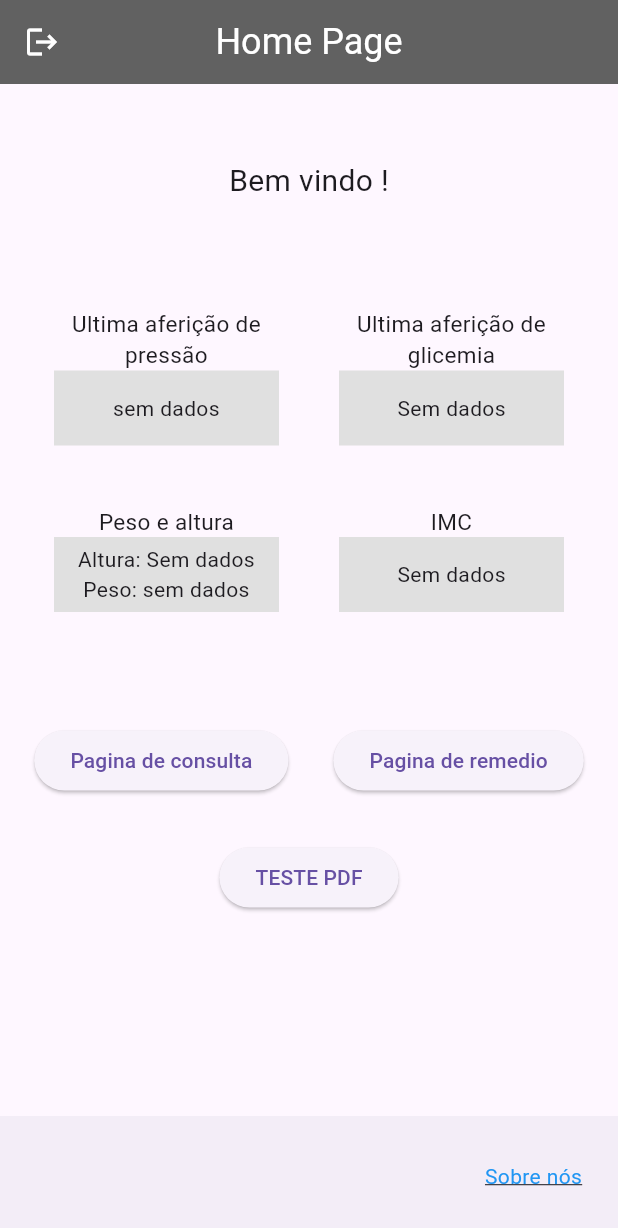
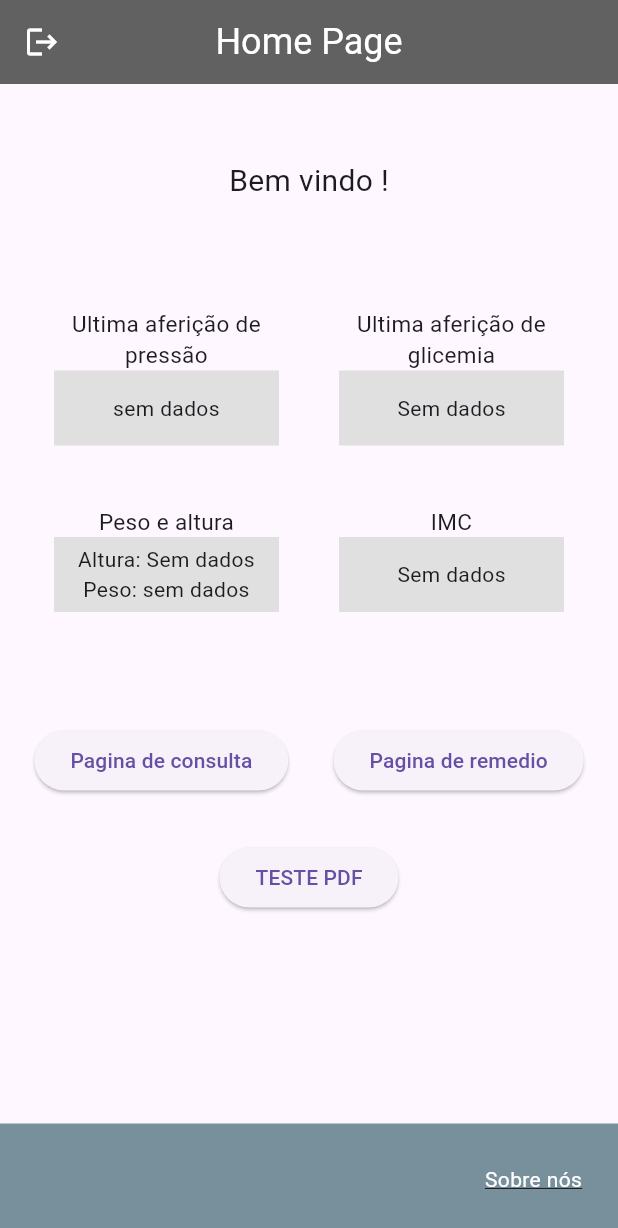
Before and after one commit to pgmaximo/S3_ProjetoIntegrador_SuaSaudeApp, a Flutter app: the screen it shows once a user with an empty profile is signed in, on a phone screen of 412 x 824 dp. Shown: the top 1228 px of the screen. Run offline on Flutter 3.47's test engine with Material 3 defaults, Android fonts, the phone set to English and light mode, and no system bars; our stand-ins replace cloud_firestore, firebase_auth, firebase_core, google_sign_in, hive, hive_flutter and 1 more; missing offline and left inert: syncfusion_flutter_pdf; accounts and stored records are empty; network calls fail.

```diff
--- /dev/null
+++ b/lib/components/bottom_appbar_widget.dart
@@ -0,0 +1,63 @@
+import 'package:flutter/material.dart';
+
+class BottomAppBarWidget extends StatefulWidget {
+  const BottomAppBarWidget({super.key});
+
+  @override
+  State<BottomAppBarWidget> createState() => _BottomAppBarWidgetState();
+}
+
+class _BottomAppBarWidgetState extends State<BottomAppBarWidget> {
+  @override
+  Widget build(BuildContext context) {
+    return BottomAppBar(
+      height: 75,
+      color: Colors.blueGrey[400],
+      elevation: 0,
+      child: SizedBox(
+        height: 40,
+        child: Padding(
+          padding: const EdgeInsets.all(8.0),
+          child: GestureDetector(
+            onTap: () {
+              showDialog(
+                context: context,
+                builder: (context) {
+                  return AlertDialog(
+                    title: const Text("Sobre nós"),
+                    content: const Text(
+                        "Nós somos a Sua Saúde, um aplicativo desenvolvido para melhorar a gestão "
+                        "da sua própria saúde e melhorar sua qualidade de vida. Aqui você pode colocar "
+                        "lembretes de consultas, colocar um resumo delas, definir os horários de suas "
+                        "medicações com facilidade, organizar os resultados de seus exames, bem como "
+                        "armazenar uma cópia deles e muito mais"),
+                    actions: [
+                      TextButton(
+                        onPressed: () {
+                          Navigator.of(context).pop();
+                        },
+                        child: const Text("Fechar"),
+                      ),
+                    ],
+                  );
+                },
+              );
+            },
+            child: const Row(
+              mainAxisAlignment: MainAxisAlignment.end,
+              children: [
+                Text(
+                  "Sobre nós",
+                  style: TextStyle(
+                    color: Colors.white,
+                    decoration: TextDecoration.underline,
+                  ),
+                ),
+              ],
+            ),
+          ),
+        ),
+      ),
+    );
+  }
+}
--- a/lib/pages/TelaCadastro/auth_page.dart
+++ b/lib/pages/TelaCadastro/auth_page.dart
@@ -14,7 +14,7 @@ class AuthPage extends StatelessWidget {
             builder: (context, snapshot) {
               //usuario logado
               if (snapshot.hasData) {
-                return HomePage();
+                return const HomePage();
               }
 
               //usuario nao logado
--- a/lib/pages/home_page.dart
+++ b/lib/pages/home_page.dart
@@ -1,6 +1,7 @@
 import 'package:flutter/material.dart';
 import 'package:firebase_auth/firebase_auth.dart';
 import 'package:teste_firebase/components/appbar_widget.dart';
+import 'package:teste_firebase/components/bottom_appbar_widget.dart';
 import 'package:teste_firebase/components/box_info_home.dart';
 import 'package:teste_firebase/services/usuario_service.dart';
 
@@ -149,47 +150,7 @@ class _HomePageState extends State<HomePage> {
           ),
         ),
       ),
-      bottomNavigationBar: BottomAppBar(
-        child: Padding(
-          padding: const EdgeInsets.all(8.0),
-          child: GestureDetector(
-            onTap: () {
-              showDialog(
-                context: context,
-                builder: (context) {
-                  return AlertDialog(
-                    title: const Text("Sobre nós"),
-                    content: const Text(
-                        "Nós somos a Sua Saúde, um aplicativo desenvolvido para melhorar a gestão "
-                        "da sua própria saúde e melhorar sua qualidade de vida. Aqui você pode colocar "
-                        "lembretes de consultas, colocar um resumo delas, definir os horários de suas "
-                        "medicações com facilidade, organizar os resultados de seus exames, bem como "
-                        "armazenar uma cópia deles e muito mais"),
-                    actions: [
-                      TextButton(
-                        onPressed: () {
-                          Navigator.of(context).pop();
-                        },
-                        child: const Text("Fechar"),
-                      ),
-                    ],
-                  );
-                },
-              );
-            },
-            child:
-                const Row(mainAxisAlignment: MainAxisAlignment.end, children: [
-              Text(
-                "Sobre nós",
-                style: TextStyle(
-                  color: Colors.blue,
-                  decoration: TextDecoration.underline,
-                ),
-              ),
-            ]),
-          ),
-        ),
-      ),
+      bottomNavigationBar: const BottomAppBarWidget(),
     );
   }
 }
--- a/lib/routes.dart
+++ b/lib/routes.dart
@@ -15,12 +15,12 @@ import 'package:teste_firebase/pages/LeituraPDFTeste/lerpdf_page.dart';
 
 
 Map<String, Widget Function(BuildContext context)> rotas = {
-  '/home': (context) => HomePage(),
+  '/home': (context) => const HomePage(),
 
   // Rota para pagina de autenticaçao
   '/auth_page' : (context) => const AuthPage(),
 
-  // Rotas para pagina de pressao, glicemia, altura e peso
+  // Rotas para paginas da home (pressao, glicemia e peso)
   '/pressao_page' : (context) => const PressaoPage(),
   '/glicemia_page' : (context) => const GlicemiaPage(),
   '/peso_page' : (context) => const PesoPage(),
```
Also changed, not shown: lib/pages/TelaCadastro/login_page.dart (+7 -4 lines), lib/pages/TelaCadastro/register_page.dart (+6 -2 lines), lib/pages/TelaDadosHome/glicemia_page.dart (+12 -8 lines), lib/pages/TelaDadosHome/peso_page.dart (+8 -6 lines), lib/pages/TelaDadosHome/pressao_page.dart (+6 -4 lines), lib/services/usuario_service.dart (+10 -10 lines).
